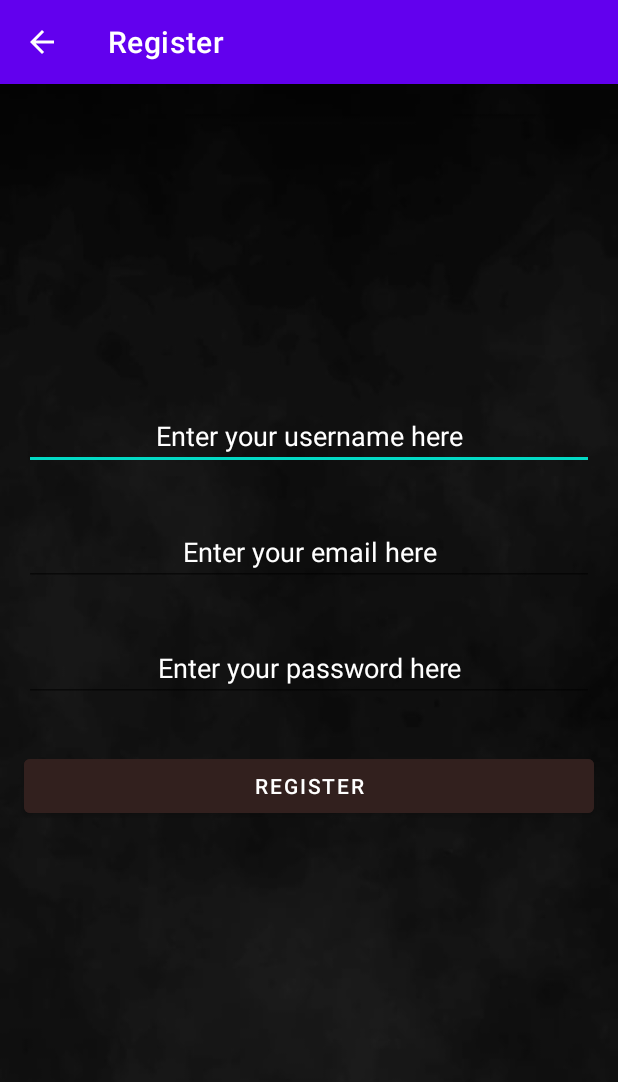
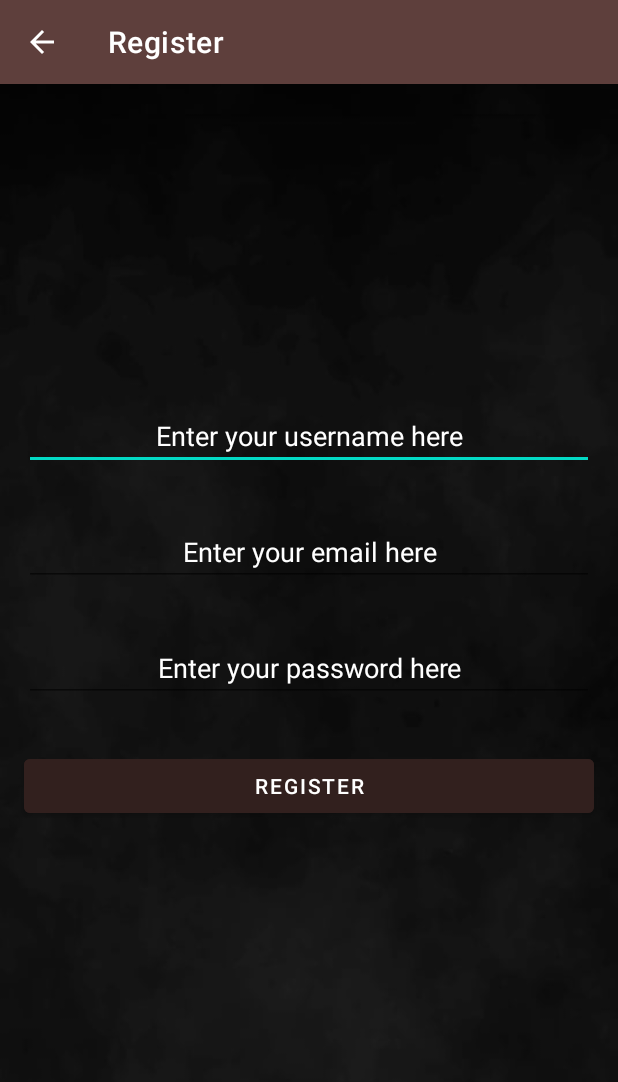
Before and after one commit to Manu-Carrasco/DS3_Game_Companion, an Android app: the RegisterActivity screen opened directly, with no data from a screen before it, on a phone screen of 412 x 824 dp. Shown: the top 1082 px of the screen. Run offline under Robolectric (Android 15) with nearby library versions, the phone set to English and light mode, and no system bars; our stand-ins replace Firebase (no records; nobody signed in at launch, a user with empty details on screens opened directly).

Commit message:
StatusBar Colors

```diff
--- a/app/src/main/res/menu/menu_tabs.xml
+++ b/app/src/main/res/menu/menu_tabs.xml
@@ -1,5 +1,6 @@
 <?xml version="1.0" encoding="utf-8"?>
 <menu xmlns:android="http://schemas.android.com/apk/res/android">
+
     <item
         android:id="@+id/chat"
         android:enabled="true"
--- a/app/src/main/res/values/colors.xml
+++ b/app/src/main/res/values/colors.xml
@@ -1,8 +1,8 @@
 <?xml version="1.0" encoding="utf-8"?>
 <resources>
     <color name="purple_200">#FFBB86FC</color>
-    <color name="purple_500">#FF6200EE</color>
-    <color name="purple_700">#FF3700B3</color>
+    <color name="purple_500">#5E3F3C</color>
+    <color name="purple_700">#32201e</color>
     <color name="teal_200">#FF03DAC5</color>
     <color name="teal_700">#FF018786</color>
     <color name="black">#FF000000</color>
```
